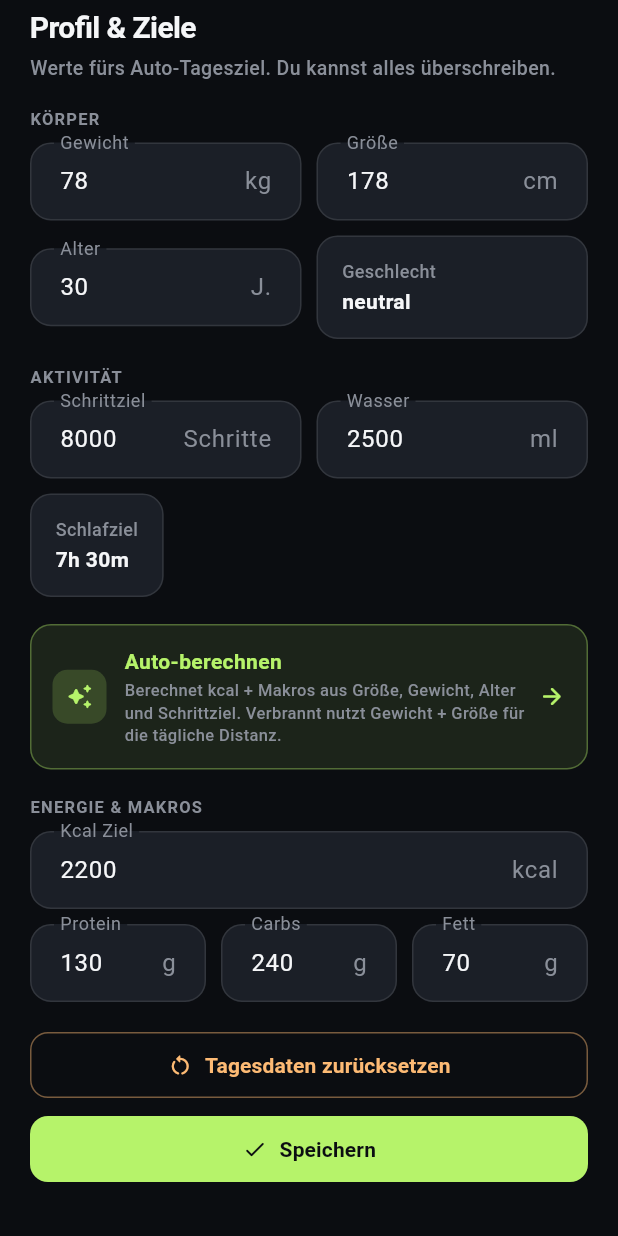
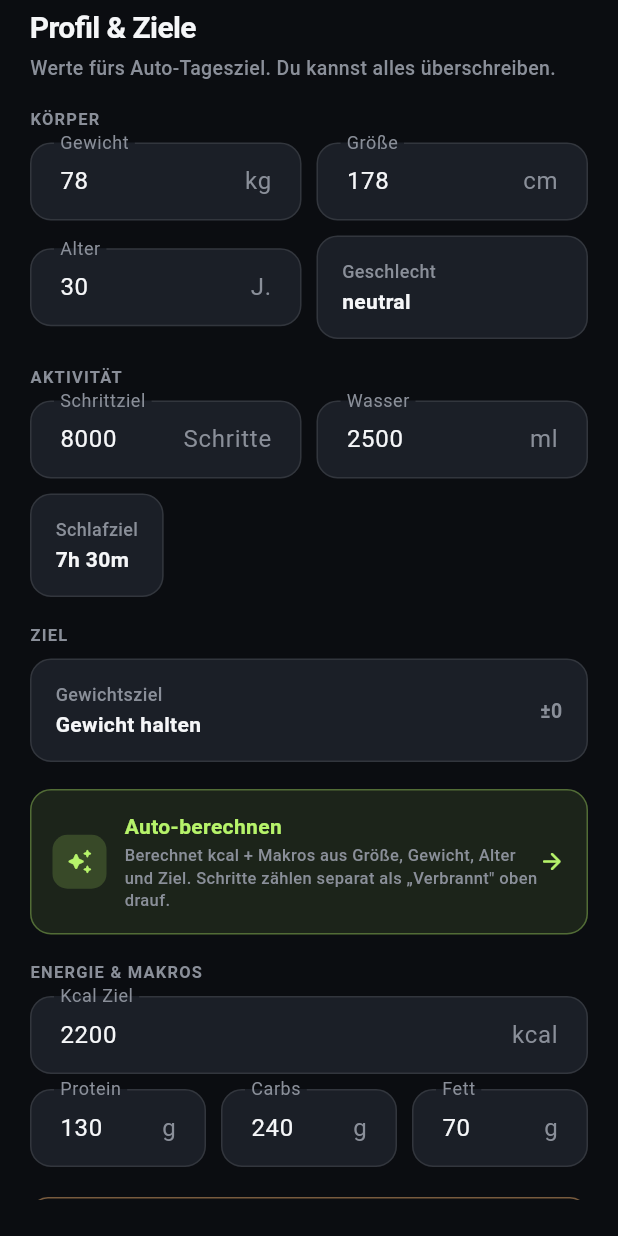
Before and after one commit to mxritzgit/shiftfit, a Flutter app: the _SettingsSheet widget shown alone on an empty page, opened directly with empty values, on a phone screen of 412 x 824 dp. Run offline on Flutter 3.47's test engine with Material 3 defaults, Android fonts, the phone set to English and light mode, and no system bars; our stand-ins replace image_picker, supabase_flutter; missing offline and left inert: health, mobile_scanner; accounts and stored records are empty; network calls fail.

Commit message:
feat(kcal): Tagesbedarf neu berechnen — Doppelzählung fix + Gewichtsziel-System
Bisher wurde der kcal-Tagesbedarf aus dem Schritt-ZIEL hochgerechnet
(activityFactorFromSteps: 10k Schritte → ×1.55) UND in der UI wurden die
real gegangenen Schritt-kcal nochmal als "Verbrannt" oben drauf addiert.
Ergebnis: ~300 kcal pro Tag doppelt angerechnet.

Neues Modell (wie Apple/Watch-Stil, dynamisch):
- Erhaltungsbedarf = BMR (Mifflin-St Jeor) × fester Basis-Lebensstil-Faktor
  1.2 (Ruheumsatz + Alltag OHNE gezielte Schritte). Das Schrittziel fließt
  NICHT mehr in den Bedarf ein.
- Die tatsächlich gegangenen Schritte bleiben der dynamische "Verbrannt"-
  Bonus in der CaloriesOverviewCard → keine Doppelzählung mehr.

Gewichtsziel-System (neu):
- WeightGoal-Enum: Abnehmen schnell (−500) / Abnehmen (−300) / Halten (0) /
  Zunehmen (+300) / Zunehmen schnell (+500). Delta wird auf den
  Erhaltungsbedarf gerechnet.
- Profil-Feld weightGoal (Default maintain) + copyWith.
- Persistenz: neue Spalte public.profiles.weight_goal (text, NOT NULL,
  DEFAULT 'maintain') via Management-API migriert; ProfileSync load/save.
- Settings-Sheet: neuer ZIEL-Picker (Bottom-Sheet wie Geschlecht-Picker),
  Auto-Berechnen nutzt das Ziel; Hint zeigt jetzt Erhaltung + Ziel + Delta.

KcalTargets: activityFactor/activityLabel entfernt (irreführend beim festen
Basis-Faktor), dafür maintenanceKcal + goal. Tests für calculate() ergänzt
(Schrittziel ohne Einfluss, Delta-Anwendung, Clamp).

Hinweis: Bereits gespeicherte (alte) kcal-Ziele bleiben bis zum nächsten
"Auto-Berechnen" stehen — danach greift das neue, korrekte Ziel.

Co-Authored-By: Claude Opus 4.7 <noreply@anthropic.com>

```diff
--- a/lib/src/models/user_profile.dart
+++ b/lib/src/models/user_profile.dart
@@ -6,6 +6,46 @@ extension BiologicalSexLabel on BiologicalSex {
         BiologicalSex.female => 'weiblich',
         BiologicalSex.neutral => 'neutral',
       };
+}
+
+/// Gewichtsziel des Users. Bestimmt den kcal-Auf-/Abschlag auf den
+/// Erhaltungsbedarf (BMR × Basis-Lebensstil-Faktor). Schritte werden
+/// davon getrennt als "Verbrannt" angerechnet — siehe [KcalCalculator].
+enum WeightGoal { loseFast, loseSteady, maintain, gainSteady, gainFast }
+
+extension WeightGoalInfo on WeightGoal {
+  String get label => switch (this) {
+        WeightGoal.loseFast => 'Abnehmen (schnell)',
+        WeightGoal.loseSteady => 'Abnehmen',
+        WeightGoal.maintain => 'Gewicht halten',
+        WeightGoal.gainSteady => 'Zunehmen',
+        WeightGoal.gainFast => 'Zunehmen (schnell)',
+      };
+
+  /// kcal-Delta auf den Erhaltungsbedarf. Annahme ~7700 kcal pro kg.
+  int get kcalDelta => switch (this) {
+        WeightGoal.loseFast => -500,
+        WeightGoal.loseSteady => -300,
+        WeightGoal.maintain => 0,
+        WeightGoal.gainSteady => 300,
+        WeightGoal.gainFast => 500,
+      };
+
+  /// Erwartetes Tempo fürs UI-Hint.
+  String get paceLabel => switch (this) {
+        WeightGoal.loseFast => '~0,5 kg/Woche',
+        WeightGoal.loseSteady => '~0,3 kg/Woche',
+        WeightGoal.maintain => 'Gewicht stabil',
+        WeightGoal.gainSteady => '~0,3 kg/Woche',
+        WeightGoal.gainFast => '~0,5 kg/Woche',
+      };
+
+  /// Vorzeichenbehaftetes Delta-Label, z.B. "−500 kcal" / "±0".
+  String get deltaLabel {
+    if (kcalDelta == 0) return '±0';
+    final sign = kcalDelta > 0 ? '+' : '−';
+    return '$sign${kcalDelta.abs()} kcal';
+  }
 }
 
 class UserProfile {
@@ -21,6 +61,7 @@ class UserProfile {
     this.proteinGoalG = 130,
     this.carbsGoalG = 240,
     this.fatGoalG = 70,
+    this.weightGoal = WeightGoal.maintain,
   });
 
   final int weightKg;
@@ -34,6 +75,7 @@ class UserProfile {
   final int proteinGoalG;
   final int carbsGoalG;
   final int fatGoalG;
+  final WeightGoal weightGoal;
 
   UserProfile copyWith({
     int? weightKg,
@@ -47,6 +89,7 @@ class UserProfile {
     int? proteinGoalG,
     int? carbsGoalG,
     int? fatGoalG,
+    WeightGoal? weightGoal,
   }) {
     return UserProfile(
       weightKg: weightKg ?? this.weightKg,
@@ -61,6 +104,7 @@ class UserProfile {
       proteinGoalG: proteinGoalG ?? this.proteinGoalG,
       carbsGoalG: carbsGoalG ?? this.carbsGoalG,
       fatGoalG: fatGoalG ?? this.fatGoalG,
+      weightGoal: weightGoal ?? this.weightGoal,
     );
   }
 }
--- a/lib/src/services/kcal_calculator.dart
+++ b/lib/src/services/kcal_calculator.dart
@@ -64,42 +64,35 @@ class KcalTargets {
     required this.carbsG,
     required this.fatG,
     required this.bmr,
-    required this.activityFactor,
+    required this.maintenanceKcal,
+    required this.goal,
   });
 
+  /// Tagesziel inkl. Ziel-Delta — ohne Schritt-Bonus (der kommt dynamisch
+  /// in der CaloriesOverviewCard oben drauf).
   final int kcal;
   final int proteinG;
   final int carbsG;
   final int fatG;
   final int bmr;
-  final double activityFactor;
 
-  String get activityLabel {
-    if (activityFactor < 1.3) return 'sitzend';
-    if (activityFactor < 1.45) return 'leicht aktiv';
-    if (activityFactor < 1.65) return 'moderat aktiv';
-    if (activityFactor < 1.8) return 'sehr aktiv';
-    return 'extrem aktiv';
-  }
+  /// Erhaltungsbedarf: BMR × Basis-Lebensstil-Faktor, ohne Ziel-Delta.
+  final int maintenanceKcal;
+  final WeightGoal goal;
 }
 
 class KcalCalculator {
   const KcalCalculator();
 
-  /// Activity factor used to scale BMR into TDEE based on the user's daily
-  /// step target. Numbers follow the common Harris-Benedict band convention:
-  ///   <5000   → 1.2   sedentary
-  ///   <7500   → 1.375 lightly active
-  ///   <10000  → 1.55  moderately active
-  ///   <12500  → 1.725 very active
-  ///   ≥12500  → 1.9   extra active
-  double activityFactorFromSteps(int stepsGoal) {
-    if (stepsGoal < 5000) return 1.2;
-    if (stepsGoal < 7500) return 1.375;
-    if (stepsGoal < 10000) return 1.55;
-    if (stepsGoal < 12500) return 1.725;
-    return 1.9;
-  }
+  /// Basis-Lebensstil-Faktor über dem BMR. Deckt Ruheumsatz + Alltag
+  /// (Schlafen, Verdauung, beiläufige Bewegung) ab — bewusst sitzend
+  /// angesetzt, weil die *tatsächlich* gegangenen Schritte separat als
+  /// "Verbrannt" angerechnet werden (CaloriesOverviewCard).
+  ///
+  /// Früher wurde stattdessen das Schritt-*Ziel* in den TDEE gerechnet
+  /// (×1.55 etc.) UND die echten Schritt-kcal nochmal addiert → ~300 kcal
+  /// Doppelzählung. Mit dem festen Basis-Faktor ist das behoben.
+  static const double baseLifestyleFactor = 1.2;
 
   /// Mifflin-St Jeor basal metabolic rate. For [BiologicalSex.neutral] we
   /// average the male and female offsets (+5 / −161 → −78).
@@ -125,10 +118,10 @@ class KcalCalculator {
       ageYears: profile.ageYears,
       sex: profile.sex,
     );
-    final factor = activityFactorFromSteps(profile.dailyStepsGoal);
-    final tdee = bmr * factor;
+    final maintenance = bmr * baseLifestyleFactor;
+    final goalAdjusted = maintenance + profile.weightGoal.kcalDelta;
     // Round daily kcal to nearest 50 for nicer-looking numbers.
-    final kcal = ((tdee / 50).round() * 50).clamp(1200, 5000);
+    final kcal = ((goalAdjusted / 50).round() * 50).clamp(1200, 5000);
 
     // Macro split: 1.6 g protein per kg, 25% kcal from fat, rest carbs.
     final proteinG = (profile.weightKg * 1.6).round();
@@ -142,7 +135,8 @@ class KcalCalculator {
       carbsG: carbsG,
       fatG: fatG,
       bmr: bmr.round(),
-      activityFactor: factor,
+      maintenanceKcal: maintenance.round(),
+      goal: profile.weightGoal,
     );
   }
 }
--- a/lib/src/widgets/shared/settings_sheet.dart
+++ b/lib/src/widgets/shared/settings_sheet.dart
@@ -46,6 +46,7 @@ class _SettingsSheetState extends State<_SettingsSheet> {
   late final TextEditingController _fat;
   late BiologicalSex _sex;
   late int _sleepGoalMinutes;
+  late WeightGoal _goal;
   KcalTargets? _lastSuggestion;
 
   @override
@@ -63,6 +64,7 @@ class _SettingsSheetState extends State<_SettingsSheet> {
     _fat = TextEditingController(text: p.fatGoalG.toString());
     _sex = p.sex;
     _sleepGoalMinutes = p.dailySleepGoalMinutes;
+    _goal = p.weightGoal;
   }
 
   @override
@@ -97,6 +99,7 @@ class _SettingsSheetState extends State<_SettingsSheet> {
       proteinGoalG: _parseInt(_protein, p.proteinGoalG),
       carbsGoalG: _parseInt(_carbs, p.carbsGoalG),
       fatGoalG: _parseInt(_fat, p.fatGoalG),
+      weightGoal: _goal,
     );
   }
 
@@ -215,6 +218,13 @@ class _SettingsSheetState extends State<_SettingsSheet> {
             _SleepGoalField(
               minutes: _sleepGoalMinutes,
               onChanged: (v) => setState(() => _sleepGoalMinutes = v),
+            ),
+            const SizedBox(height: 18),
+            const _SectionLabel('ZIEL'),
+            const SizedBox(height: 8),
+            _WeightGoalField(
+              value: _goal,
+              onChanged: (v) => setState(() => _goal = v),
             ),
             const SizedBox(height: 18),
             _AutoCalcRow(suggestion: _lastSuggestion, onTap: _autoCalc),
@@ -431,6 +441,91 @@ class _SexField extends StatelessWidget {
   }
 }
 
+class _WeightGoalField extends StatelessWidget {
+  const _WeightGoalField({required this.value, required this.onChanged});
+
+  final WeightGoal value;
+  final ValueChanged<WeightGoal> onChanged;
+
+  @override
+  Widget build(BuildContext context) {
+    return InkWell(
+      key: const ValueKey('settings-weight-goal'),
+      onTap: () async {
+        final picked = await showModalBottomSheet<WeightGoal>(
+          context: context,
+          backgroundColor: surface,
+          showDragHandle: true,
+          builder: (sheetContext) => SafeArea(
+            child: Column(
+              mainAxisSize: MainAxisSize.min,
+              children: [
+                for (final option in WeightGoal.values)
+                  ListTile(
+                    key: ValueKey('settings-weight-goal-${option.name}'),
+                    title: Text(option.label),
+                    subtitle: Text('${option.deltaLabel} · ${option.paceLabel}'),
+                    trailing: value == option
+                        ? const Icon(Icons.check_rounded, color: lime)
+                        : null,
+                    onTap: () => Navigator.pop(sheetContext, option),
+                  ),
+              ],
+            ),
+          ),
+        );
+        if (picked != null) onChanged(picked);
+      },
+      borderRadius: BorderRadius.circular(14),
+      child: Container(
+        padding: const EdgeInsets.symmetric(horizontal: 16, vertical: 14),
+        decoration: BoxDecoration(
+          color: surfaceSoft,
+          borderRadius: BorderRadius.circular(14),
+          border: Border.all(color: hairline),
+        ),
+        child: Row(
+          children: [
+            Expanded(
+              child: Column(
+                crossAxisAlignment: CrossAxisAlignment.start,
+                children: [
+                  const Text(
+                    'Gewichtsziel',
+                    style: TextStyle(
+                      color: textMuted,
+                      fontSize: 12,
+                      fontWeight: FontWeight.w500,
+                    ),
+                  ),
+                  const SizedBox(height: 2),
+                  Text(
+                    value.label,
+                    style: const TextStyle(
+                      fontSize: 14,
+                      fontWeight: FontWeight.w600,
+                    ),
+                  ),
+                ],
+              ),
+            ),
+            Text(
+              value.deltaLabel,
+              style: TextStyle(
+                color: value.kcalDelta == 0
+                    ? textMuted
+                    : (value.kcalDelta < 0 ? lime : orange),
+                fontSize: 13,
+                fontWeight: FontWeight.w700,
+              ),
+            ),
+          ],
+        ),
+      ),
+    );
+  }
+}
+
 class _SleepGoalField extends StatelessWidget {
   const _SleepGoalField({required this.minutes, required this.onChanged});
 
@@ -498,9 +593,9 @@ class _AutoCalcRow extends StatelessWidget {
   @override
   Widget build(BuildContext context) {
     final hint = suggestion == null
-        ? 'Berechnet kcal + Makros aus Größe, Gewicht, Alter und Schrittziel. '
-            'Verbrannt nutzt Gewicht + Größe für die tägliche Distanz.'
-        : '${suggestion!.kcal} kcal · BMR ${suggestion!.bmr} · ${suggestion!.activityLabel} (×${suggestion!.activityFactor.toStringAsFixed(2)})';
+        ? 'Berechnet kcal + Makros aus Größe, Gewicht, Alter und Ziel. '
+            'Schritte zählen separat als „Verbrannt" oben drauf.'
+        : '${suggestion!.kcal} kcal · Erhaltung ${suggestion!.maintenanceKcal} · ${suggestion!.goal.label} (${suggestion!.goal.deltaLabel})';
     return InkWell(
       key: const ValueKey('settings-auto-calc'),
       onTap: onTap,
```
Also changed, not shown: lib/src/services/profile_sync.dart (+11 -1 lines), 1 other file.
